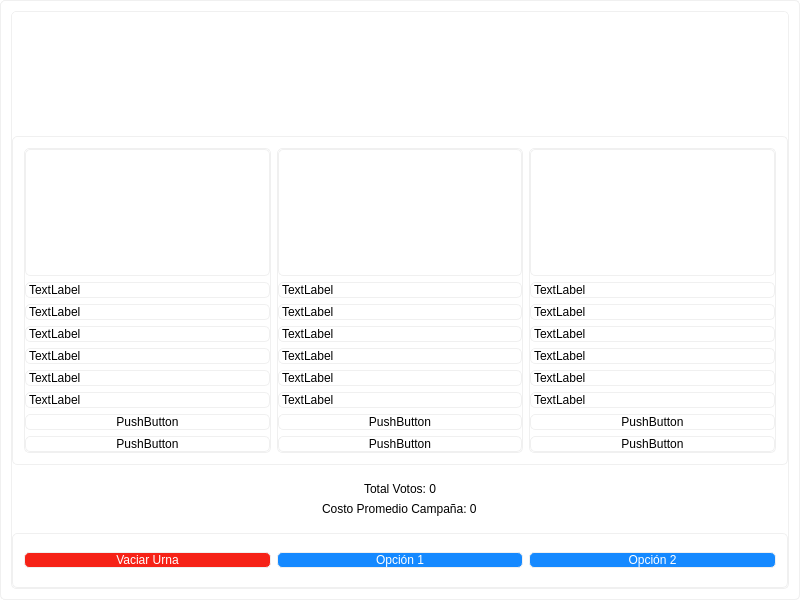
Before: the Qt Designer form MainWindow.ui in Andres6936/QT-Elecciones-CPP, drawn with Qt 5.
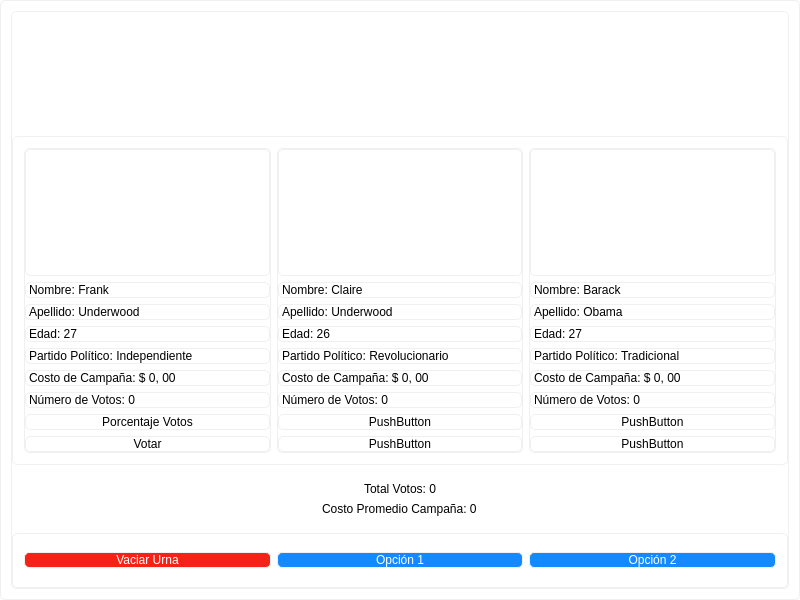
After: the same form once the commit is applied. Icons and pictures are not drawn.

Commit message: Add labels and buttons for candidate Frank

```diff
--- a/MainWindow.ui
+++ b/MainWindow.ui
@@ -151,56 +151,56 @@
              <item>
               <widget class="QLabel" name="label_4">
                <property name="text">
-                <string>TextLabel</string>
+                <string>Nombre: Frank</string>
                </property>
               </widget>
              </item>
              <item>
               <widget class="QLabel" name="label_5">
                <property name="text">
-                <string>TextLabel</string>
+                <string>Apellido: Underwood</string>
                </property>
               </widget>
              </item>
              <item>
               <widget class="QLabel" name="label_6">
                <property name="text">
-                <string>TextLabel</string>
+                <string>Edad: 27</string>
                </property>
               </widget>
              </item>
              <item>
               <widget class="QLabel" name="label_7">
                <property name="text">
-                <string>TextLabel</string>
+                <string>Partido Político: Independiente</string>
                </property>
               </widget>
              </item>
              <item>
               <widget class="QLabel" name="label_8">
                <property name="text">
-                <string>TextLabel</string>
+                <string>Costo de Campaña: $ 0, 00</string>
                </property>
               </widget>
              </item>
              <item>
               <widget class="QLabel" name="label_9">
                <property name="text">
-                <string>TextLabel</string>
+                <string>Número de Votos: 0</string>
                </property>
               </widget>
              </item>
              <item>
               <widget class="QPushButton" name="pushButton">
                <property name="text">
-                <string>PushButton</string>
+                <string>Porcentaje Votos</string>
                </property>
               </widget>
              </item>
              <item>
               <widget class="QPushButton" name="pushButton_2">
                <property name="text">
-                <string>PushButton</string>
+                <string>Votar</string>
                </property>
               </widget>
              </item>
@@ -241,42 +241,42 @@
              <item>
               <widget class="QLabel" name="label_11">
                <property name="text">
-                <string>TextLabel</string>
+                <string>Nombre: Claire</string>
                </property>
               </widget>
              </item>
              <item>
               <widget class="QLabel" name="label_13">
                <property name="text">
-                <string>TextLabel</string>
+                <string>Apellido: Underwood</string>
                </property>
               </widget>
              </item>
              <item>
               <widget class="QLabel" name="label_15">
                <property name="text">
-                <string>TextLabel</string>
+                <string>Edad: 26</string>
                </property>
               </widget>
              </item>
              <item>
               <widget class="QLabel" name="label_14">
                <property name="text">
-                <string>TextLabel</string>
+                <string>Partido Político: Revolucionario</string>
                </property>
               </widget>
              </item>
              <item>
               <widget class="QLabel" name="label_12">
                <property name="text">
-                <string>TextLabel</string>
+                <string>Costo de Campaña: $ 0, 00</string>
                </property>
               </widget>
              </item>
              <item>
               <widget class="QLabel" name="label_10">
                <property name="text">
-                <string>TextLabel</string>
+                <string>Número de Votos: 0</string>
                </property>
               </widget>
              </item>
@@ -331,42 +331,42 @@
              <item>
               <widget class="QLabel" name="label_17">
                <property name="text">
-                <string>TextLabel</string>
+                <string>Nombre: Barack</string>
                </property>
               </widget>
              </item>
              <item>
               <widget class="QLabel" name="label_19">
                <property name="text">
-                <string>TextLabel</string>
+                <string>Apellido: Obama</string>
                </property>
               </widget>
              </item>
              <item>
               <widget class="QLabel" name="label_21">
                <property name="text">
-                <string>TextLabel</string>
+                <string>Edad: 27</string>
                </property>
               </widget>
              </item>
              <item>
               <widget class="QLabel" name="label_20">
                <property name="text">
-                <string>TextLabel</string>
+                <string>Partido Político: Tradicional</string>
                </property>
               </widget>
              </item>
              <item>
               <widget class="QLabel" name="label_18">
                <property name="text">
-                <string>TextLabel</string>
+                <string>Costo de Campaña: $ 0, 00</string>
                </property>
               </widget>
              </item>
              <item>
               <widget class="QLabel" name="label_16">
                <property name="text">
-                <string>TextLabel</string>
+                <string>Número de Votos: 0</string>
                </property>
               </widget>
              </item>
```
Left out of the diff: 16 changed lines with no effect on the pictures.
